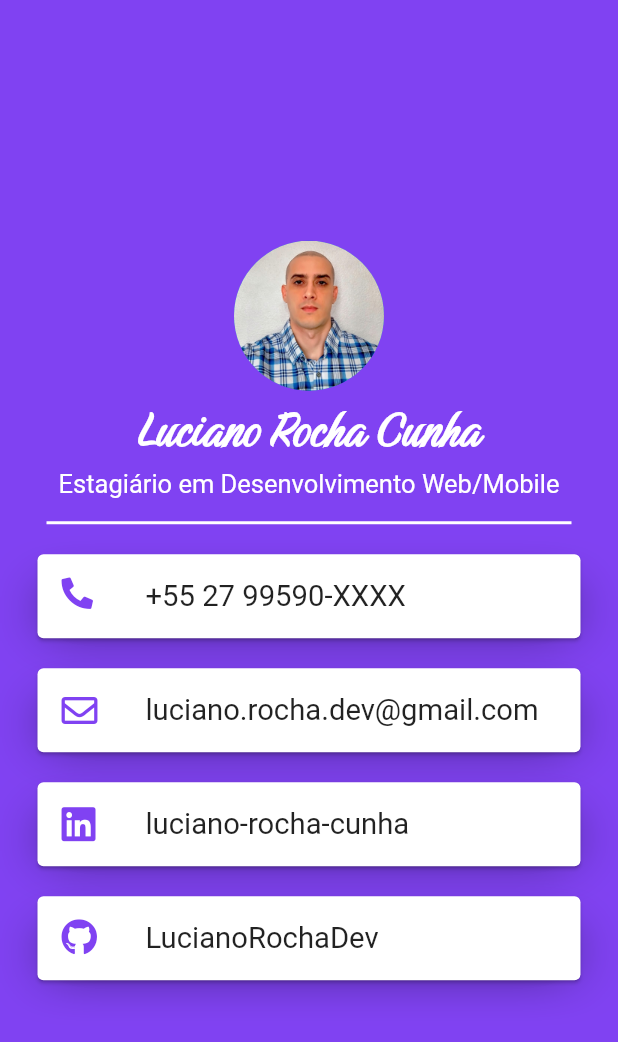
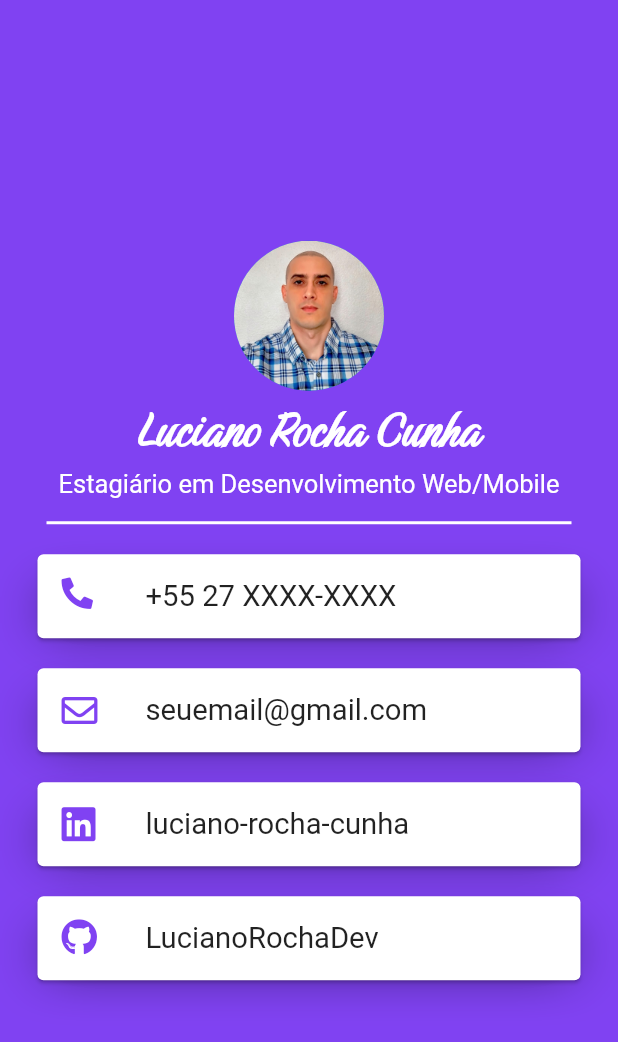
Before and after one commit to LucianoRochaDev/my-devcard, a Flutter app: the screen it shows after launch, on a phone screen of 412 x 824 dp. Shown: the top 1042 px of the screen. Run offline on Flutter 3.47's test engine with Material 2 defaults, Android fonts, the phone set to English and light mode, and no system bars; our stand-ins replace font_awesome_flutter.

Commit message:
Update main.dart

```diff
--- a/lib/main.dart
+++ b/lib/main.dart
@@ -65,7 +65,7 @@ class MyApp extends StatelessWidget {
                     leading: FaIcon(FontAwesomeIcons.phoneAlt,
                         size: 21.0, color: Color(0xffb7e3ff2)),
                     title: Text(
-                      '+55 27 99590-XXXX',
+                      '+55 27 XXXX-XXXX',
                       style: TextStyle(fontSize: 19.5),
                     ),
                   ),
@@ -91,7 +91,7 @@ class MyApp extends StatelessWidget {
                     leading: FaIcon(FontAwesomeIcons.envelope,
                         color: Color(0xffb7e3ff2)),
                     title: Text(
-                      'luciano.rocha.dev@gmail.com',
+                      'seuemail@gmail.com',
                       style: TextStyle(fontSize: 19.5),
                     ),
                   ),
@@ -173,7 +173,7 @@ void _launchLinkedin() async {
 void _launchEmail() async {
   final Uri params = Uri(
     scheme: 'mailto',
-    path: 'luciano.rocha.dev@gmail.com',
+    path: 'seuemail@gmail.com',
     query: 'subject=Usei seu App!&body=Usei o aplicativo My DevCard...',
   );
   String url = params.toString();
@@ -181,7 +181,7 @@ void _launchEmail() async {
 }
 
 void _launchWhatsapp() async {
-  const _url = "https://wa.me/5527995902503?text=Usei seu App!";
+  const _url = "https://wa.me/SEUWHATSAPP?text=Usei seu App!";
   var encoded = Uri.encodeFull(_url);
   await launch(encoded, forceSafariVC: false);
 }
```
